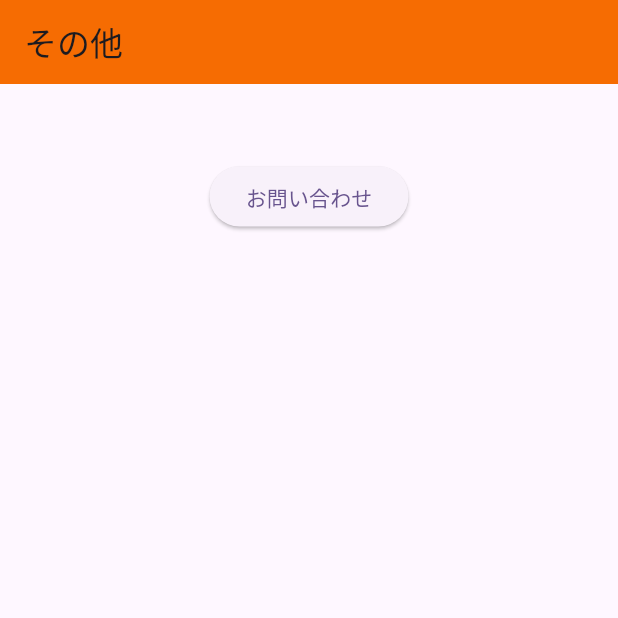
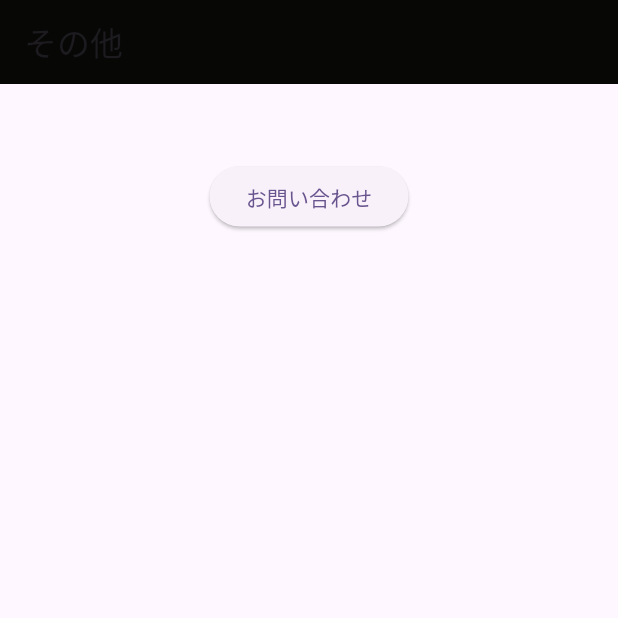
Before and after one commit to hashimo000/schedule_app, a Flutter app: the InquiriesPage screen opened directly, on a phone screen of 412 x 824 dp, the top half of it. Run offline on Flutter 3.47's test engine with Material 3 defaults, Android fonts, the phone set to English and light mode, and no system bars; our stand-ins replace drift, flutter_riverpod, sqlite3_flutter_libs; missing offline and left inert: sqlite3; accounts and stored records are empty; generated files the repository leaves out were written again.

Commit message:
色変える

```diff
--- a/lib/inquiries.dart
+++ b/lib/inquiries.dart
@@ -11,7 +11,7 @@ class InquiriesPage extends StatelessWidget {
     return Scaffold(
       appBar: AppBar(
         title: const Text('その他'),
-        backgroundColor: Color.fromARGB(255, 246, 108, 2),
+        backgroundColor: Color.fromARGB(255, 7, 7, 6),
       ),
       body: Column(
         children: <Widget>[
```
